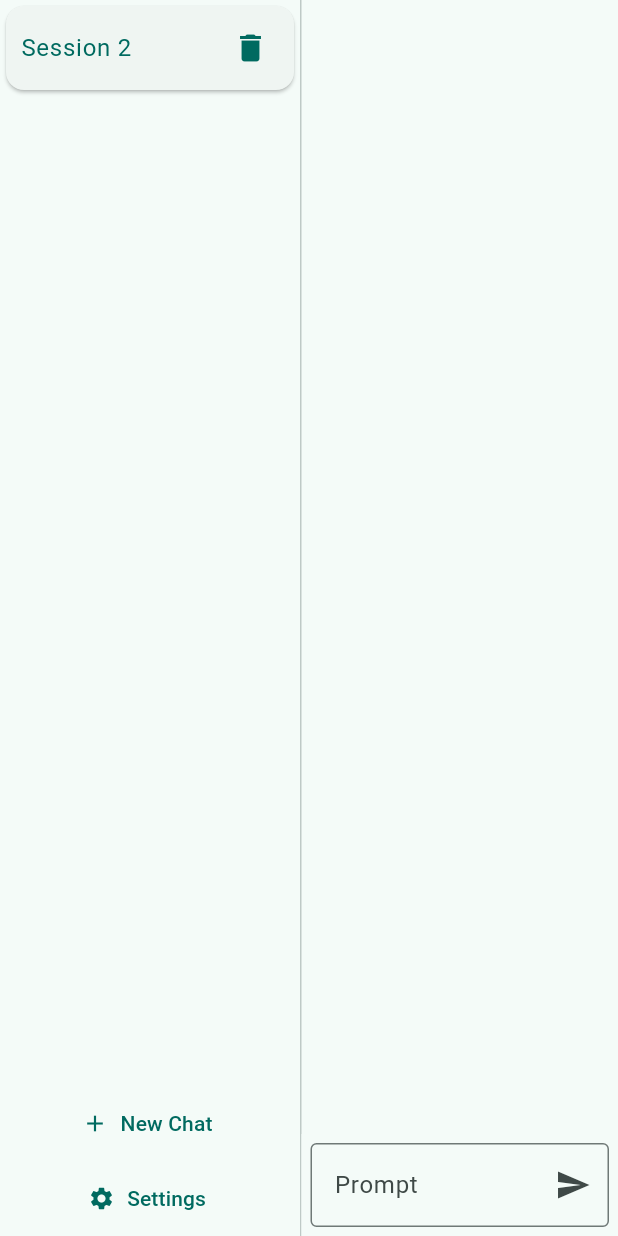
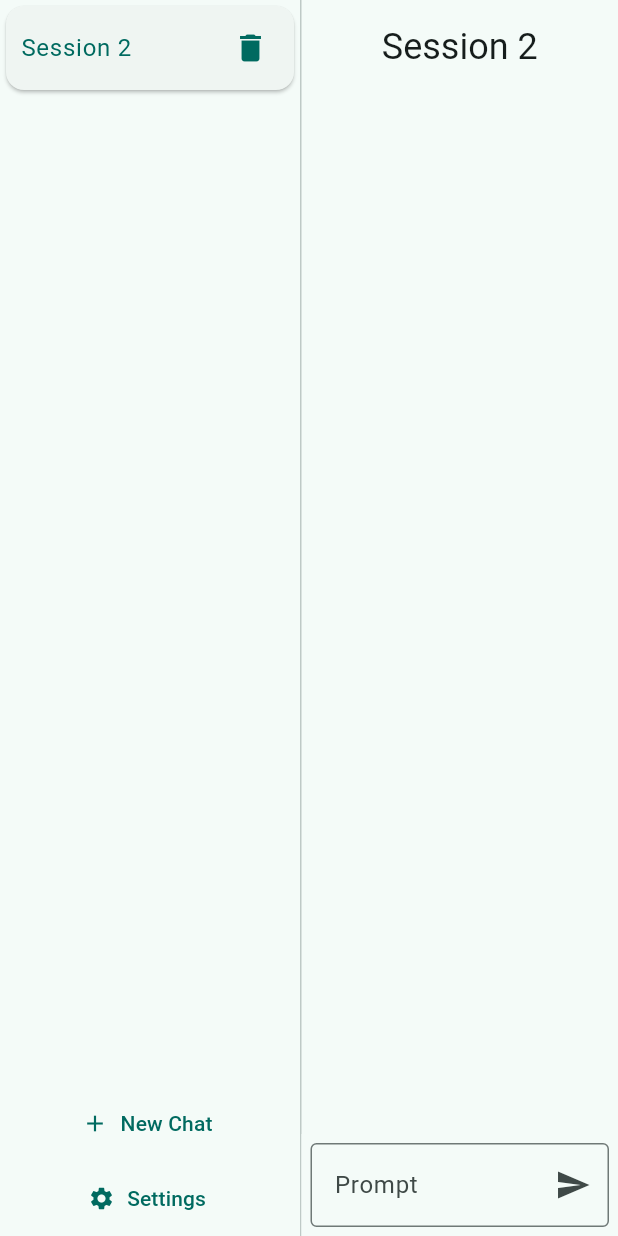
Before and after one commit to crazytan/ChatMaster, a Flutter app: the screen it shows after launch, after a tap on the "delete" icon, on a phone screen of 412 x 824 dp. Run offline on Flutter 3.47's test engine with Material 2 defaults, Android fonts, the phone set to English and light mode, and no system bars; our stand-ins replace dropdown_button2, envied; missing offline and left inert: dart_openai; generated files the repository leaves out were written again.

Commit message:
Add session name to chat screen.

```diff
--- a/lib/chat_screen.dart
+++ b/lib/chat_screen.dart
@@ -15,6 +15,16 @@ class ChatScreen extends StatelessWidget {
   @override
   Widget build(BuildContext context) {
     return Column(children: [
+      Container(
+        padding: const EdgeInsets.all(15.0),
+        child: Selector<ChatModel, String>(
+          selector: (_, chatModel) => chatModel.activeSession.name,
+          builder: (context, settingName, _) => Text(
+            settingName,
+            style: Theme.of(context).textTheme.headlineSmall,
+          ),
+        ),
+      ),
       Expanded(
         child: Consumer<ChatModel>(
           builder: (context, chatModel, _) => ListView.builder(
```
